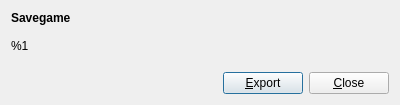
The window that SavegameDialog.ui (SyDevTeam/gta5view) describes before a commit, drawn with Qt 5.
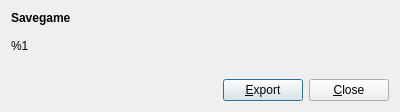
The same window after the commit.

The edit to the form file:
```diff
--- a/SavegameDialog.ui
+++ b/SavegameDialog.ui
@@ -7,7 +7,7 @@
     <x>0</x>
     <y>0</y>
     <width>400</width>
-    <height>105</height>
+    <height>112</height>
    </rect>
   </property>
   <property name="windowTitle">
```
Left out of the diff: 2 changed lines with no effect on the pictures.
